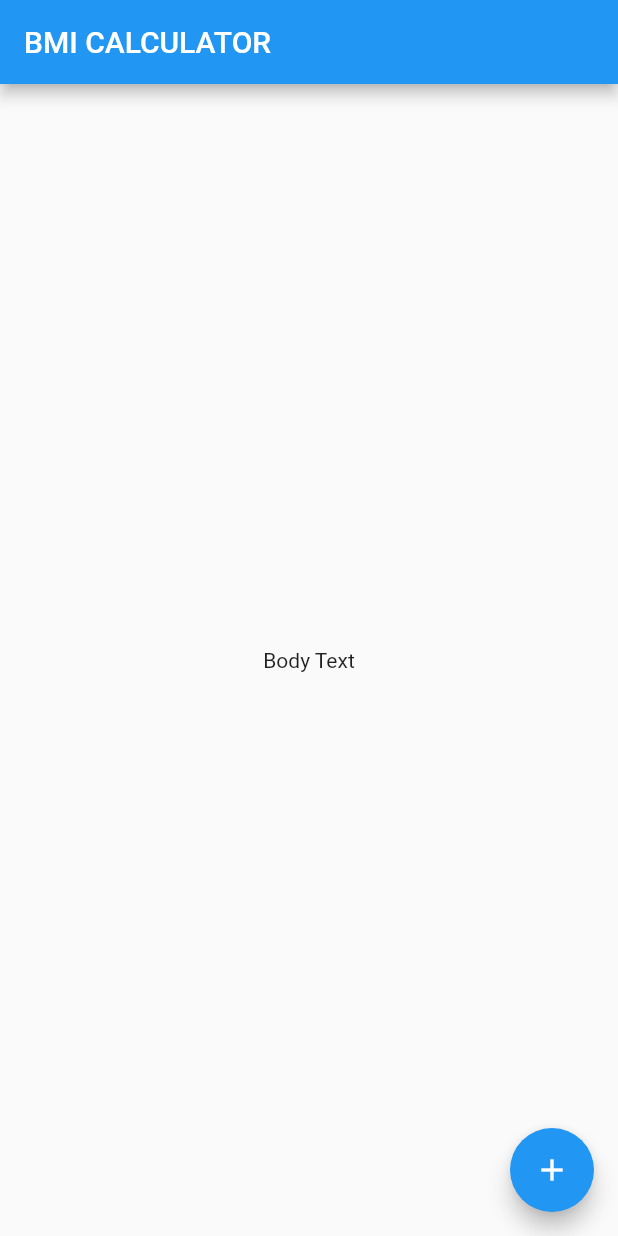
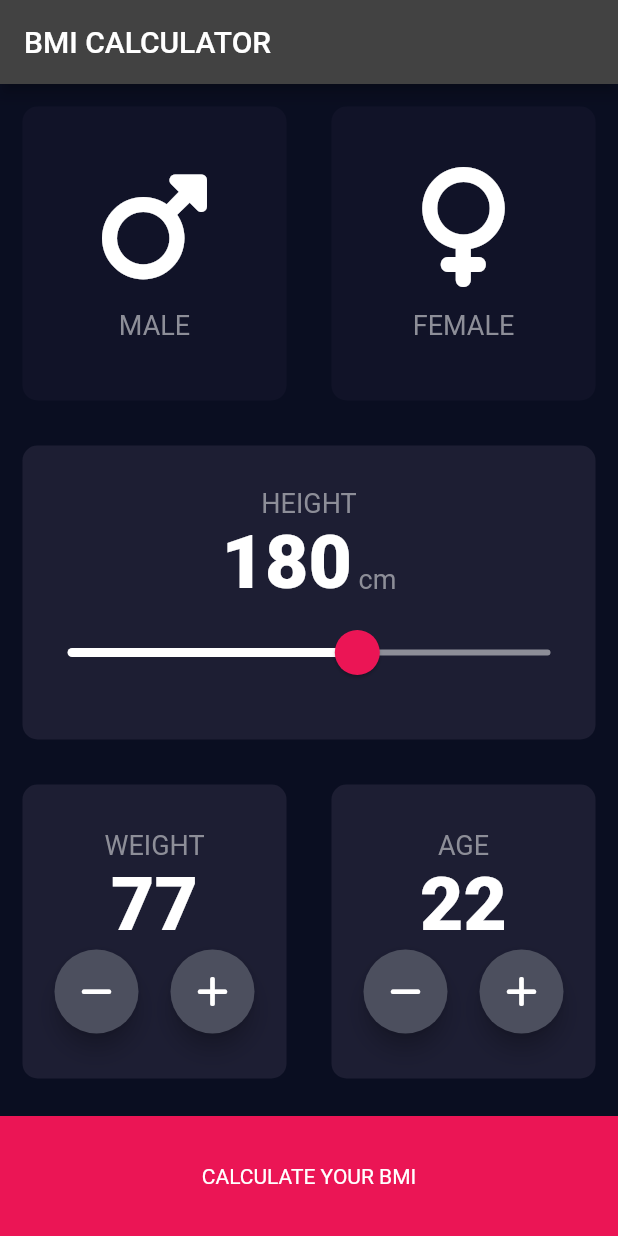
Before and after one commit to dirktay/bmi_calculator, a Flutter app: the screen it shows after launch, on a phone screen of 412 x 824 dp. Run offline on Flutter 3.47's test engine with Material 2 defaults, Android fonts, the phone set to English and light mode, and no system bars; our stand-ins replace font_awesome_flutter.

Commit message:
First page (Input page) complete.

```diff
--- /dev/null
+++ b/lib/constants.dart
@@ -0,0 +1,33 @@
+import 'package:flutter/material.dart';
+
+const kTextColor = Color(0xFF8D8E98);
+const kActiveCardColor = Color(0xFF1D1E33); //myColors[MyColors.primary];
+const kInActiveCardColor = Color(0xFF111328);
+const kBottomContainerColor = Color(0xFFEB1555);
+const kBottomContainerHeight = 80.0;
+
+const kActiveSliderColor = kBottomContainerColor;
+const kOverlaySliderColor = Color(0x29EB1555);
+const kInactiveSliderColor = kTextColor;
+const kIncrementActionColor = Color(0xFF4C4F5E);
+
+const kLabelTextStyle = TextStyle(
+  fontSize: 18.0,
+  color: kTextColor,
+);
+const kLargeLabelTextStyle = TextStyle(
+  fontSize: 50.0,
+  fontWeight: FontWeight.w900,
+  // color: Color(0xFF8D8E98),
+);
+
+// enum MyColors {
+//   primary,
+//   secondary,
+//   bottom,
+// }
+// const myColors = {
+//   MyColors.primary: Color(0xFF1D1E33),
+//   MyColors.secondary: Color(0xFF111328),
+//   MyColors.bottom: Color(0xFFEB1555),
+// };
--- /dev/null
+++ b/lib/icon_content.dart
@@ -0,0 +1,27 @@
+import 'package:flutter/material.dart';
+
+import 'constants.dart';
+
+class IconContent extends StatelessWidget {
+  const IconContent({super.key, required this.icon, required this.label});
+  final IconData icon;
+  final String label;
+
+  @override
+  Widget build(BuildContext context) {
+    return Column(
+      mainAxisAlignment: MainAxisAlignment.center,
+      children: [
+        Icon(
+          icon,
+          size: 80.0,
+        ),
+        const SizedBox(height: 15.0),
+        Text(
+          label,
+          style: kLabelTextStyle,
+        ),
+      ],
+    );
+  }
+}
--- /dev/null
+++ b/lib/input_page.dart
@@ -0,0 +1,272 @@
+import 'package:flutter/material.dart';
+import 'package:font_awesome_flutter/font_awesome_flutter.dart';
+
+import 'constants.dart';
+import 'reusable_card.dart';
+import 'icon_content.dart';
+
+enum Gender {
+  male,
+  female,
+  other,
+}
+
+class InputPage extends StatefulWidget {
+  const InputPage({super.key});
+
+  @override
+  _InputPageState createState() => _InputPageState();
+}
+
+class _InputPageState extends State<InputPage> {
+  Gender? selectedGender;
+  int height = 180;
+  int weight = 77;
+  int age = 22;
+
+  @override
+  Widget build(BuildContext context) {
+    return Scaffold(
+      appBar: AppBar(
+        title: const Text('BMI CALCULATOR'),
+      ),
+      body: Column(
+        mainAxisSize: MainAxisSize.max,
+        // mainAxisAlignment: MainAxisAlignment.spaceEvenly,
+        children: [
+          Expanded(
+            child: Row(
+              mainAxisAlignment: MainAxisAlignment.spaceEvenly,
+              crossAxisAlignment: CrossAxisAlignment.stretch,
+              children: [
+                Expanded(
+                  child: ReusableCard(
+                    colour: selectedGender == Gender.male
+                        ? kActiveCardColor
+                        : kInActiveCardColor,
+                    cardChild: const IconContent(
+                      icon: FontAwesomeIcons.mars,
+                      label: 'MALE',
+                    ),
+                    onPress: () {
+                      setState(() {
+                        selectedGender = Gender.male;
+                      });
+                    },
+                  ),
+                ),
+                Expanded(
+                  child: ReusableCard(
+                    colour: selectedGender == Gender.female
+                        ? kActiveCardColor
+                        : kInActiveCardColor,
+                    cardChild: const IconContent(
+                      icon: FontAwesomeIcons.venus,
+                      label: 'FEMALE',
+                    ),
+                    onPress: () {
+                      setState(() {
+                        selectedGender = Gender.female;
+                      });
+                    },
+                  ),
+                ),
+              ],
+            ),
+          ),
+          Expanded(
+            child: Row(
+              crossAxisAlignment: CrossAxisAlignment.stretch,
+              children: [
+                Expanded(
+                  child: ReusableCard(
+                    colour: kActiveCardColor,
+                    cardChild: Column(
+                      mainAxisAlignment: MainAxisAlignment.center,
+                      children: [
+                        const Text('HEIGHT', style: kLabelTextStyle),
+                        Row(
+                          mainAxisAlignment: MainAxisAlignment.center,
+                          crossAxisAlignment: CrossAxisAlignment.baseline,
+                          textBaseline: TextBaseline.alphabetic,
+                          children: [
+                            Text(
+                              height.toString(),
+                              style: kLargeLabelTextStyle,
+                            ),
+                            const Text(' cm', style: kLabelTextStyle),
+                          ],
+                        ),
+                        SliderTheme(
+                          data: SliderTheme.of(context).copyWith(
+                            activeTrackColor:
+                                Colors.white, // kActiveSliderColor,
+                            thumbColor: kActiveSliderColor,
+                            thumbShape: const RoundSliderThumbShape(
+                                enabledThumbRadius: 15.0),
+                            overlayColor:
+                                kOverlaySliderColor, // Colors.white24,
+                            overlayShape: const RoundSliderOverlayShape(
+                              overlayRadius: 30.0,
+                            ),
+                          ),
+                          child: Slider(
+                            value: height.toDouble(),
+                            min: 120,
+                            max: 220,
+                            inactiveColor: kInactiveSliderColor,
+                            onChanged: (double newValue) {
+                              setState(() {
+                                height = newValue.round();
+                              });
+                            },
+                          ),
+                        ),
+                      ],
+                    ),
+                  ),
+                ),
+              ],
+            ),
+          ),
+          Expanded(
+            child: Row(
+              crossAxisAlignment: CrossAxisAlignment.stretch,
+              children: [
+                Expanded(
+                  child: ReusableCard(
+                    colour: kActiveCardColor,
+                    cardChild: Column(
+                      mainAxisAlignment: MainAxisAlignment.center,
+                      children: [
+                        const Text('WEIGHT', style: kLabelTextStyle),
+                        Text(
+                          weight.toString(),
+                          style: kLargeLabelTextStyle,
+                        ),
+                        Row(
+                          mainAxisAlignment: MainAxisAlignment.spaceEvenly,
+                          crossAxisAlignment: CrossAxisAlignment.center,
+                          children: [
+                            RoundIconButton(
+                              onPressed: () {
+                                setState(() {
+                                  weight--;
+                                });
+                              },
+                              onLongPress: () {
+                                setState(() {
+                                  weight -= 5;
+                                });
+                              },
+                              icon: FontAwesomeIcons.minus,
+                            ),
+                            RoundIconButton(
+                              onPressed: () {
+                                setState(() {
+                                  weight++;
+                                });
+                              },
+                              onLongPress: () {
+                                setState(() {
+                                  weight -= 5;
+                                });
+                              },
+                              icon: FontAwesomeIcons.plus,
+                            ),
+                          ],
+                        ),
+                      ],
+                    ),
+                  ),
+                ),
+                Expanded(
+                  child: ReusableCard(
+                    colour: kActiveCardColor,
+                    cardChild: Column(
+                      mainAxisAlignment: MainAxisAlignment.center,
+                      children: [
+                        const Text('AGE', style: kLabelTextStyle),
+                        Text(
+                          age.toString(),
+                          style: kLargeLabelTextStyle,
+                        ),
+                        Row(
+                          mainAxisAlignment: MainAxisAlignment.spaceEvenly,
+                          crossAxisAlignment: CrossAxisAlignment.center,
+                          children: [
+                            RoundIconButton(
+                              onPressed: () {
+                                setState(() {
+                                  age--;
+                                });
+                              },
+                              onLongPress: () {
+                                setState(() {
+                                  age -= 5;
+                                });
+                              },
+                              icon: FontAwesomeIcons.minus,
+                            ),
+                            RoundIconButton(
+                              onPressed: () {
+                                setState(() {
+                                  age++;
+                                });
+                              },
+                              onLongPress: () {
+                                setState(() {
+                                  age += 5;
+                                });
+                              },
+                              icon: FontAwesomeIcons.plus,
+                            ),
+                          ],
+                        ),
+                      ],
+                    ),
+                  ),
+                ),
+              ],
+            ),
+          ),
+          Container(
+            color: kBottomContainerColor,
+            margin: const EdgeInsets.only(top: 10.0),
+            height: kBottomContainerHeight,
+            width: double.infinity,
+            child: const Center(child: Text('CALCULATE YOUR BMI')),
+          )
+        ],
+      ),
+    );
+  }
+}
+
+class RoundIconButton extends StatelessWidget {
+  const RoundIconButton({
+    Key? key,
+    required this.icon,
+    required this.onPressed,
+    this.onLongPress,
+  }) : super(key: key);
+  final IconData icon;
+  final void Function()? onPressed;
+  final void Function()? onLongPress;
+
+  @override
+  Widget build(BuildContext context) {
+    return RawMaterialButton(
+      shape: const CircleBorder(),
+      fillColor: kIncrementActionColor,
+      constraints: const BoxConstraints.tightFor(
+        width: 56.0,
+        height: 56.0,
+      ),
+      elevation: 6.0,
+      onPressed: onPressed,
+      onLongPress: onLongPress,
+      child: Icon(icon),
+    );
+  }
+}
--- a/lib/main.dart
+++ b/lib/main.dart
@@ -1,4 +1,6 @@
 import 'package:flutter/material.dart';
+
+import 'input_page.dart';
 
 void main() => runApp(const BMICalculator());
 
@@ -7,33 +9,16 @@ class BMICalculator extends StatelessWidget {
 
   @override
   Widget build(BuildContext context) {
-    return const MaterialApp(
+    return MaterialApp(
+      theme: ThemeData.dark().copyWith(
+        primaryColor: const Color(0xFF0A0E21),
+        // colorSchemeSeed: const Color(0xFF0A0E21),
+        scaffoldBackgroundColor: const Color(0xFF0A0E21),
+        // textTheme: const TextTheme(
+        //   bodyLarge: TextStyle(color: Color(0xFFFFFFFF)),
+        // ),
+      ),
       home: InputPage(),
     );
   }
 }
-
-class InputPage extends StatefulWidget {
-  const InputPage({super.key});
-
-  @override
-  _InputPageState createState() => _InputPageState();
-}
-
-class _InputPageState extends State<InputPage> {
-  @override
-  Widget build(BuildContext context) {
-    return Scaffold(
-      appBar: AppBar(
-        title: const Text('BMI CALCULATOR'),
-      ),
-      body: const Center(
-        child: Text('Body Text'),
-      ),
-      floatingActionButton: FloatingActionButton(
-        onPressed: () {},
-        child: const Icon(Icons.add),
-      ),
-    );
-  }
-}
--- /dev/null
+++ b/lib/reusable_card.dart
@@ -0,0 +1,24 @@
+import 'package:flutter/material.dart';
+
+class ReusableCard extends StatelessWidget {
+  const ReusableCard(
+      {super.key, required this.colour, this.cardChild, this.onPress});
+  final Color colour;
+  final Widget? cardChild;
+  final void Function()? onPress;
+
+  @override
+  Widget build(BuildContext context) {
+    return GestureDetector(
+      onTap: onPress,
+      child: Container(
+        margin: const EdgeInsets.all(15.0),
+        decoration: BoxDecoration(
+          color: colour,
+          borderRadius: BorderRadius.circular(10.0),
+        ),
+        child: cardChild,
+      ),
+    );
+  }
+}
--- a/pubspec.yaml
+++ b/pubspec.yaml
@@ -11,6 +11,7 @@ dependencies:
   flutter:
     sdk: flutter
   cupertino_icons: ^1.0.5
+  font_awesome_flutter: ^10.4.0
 
 dev_dependencies:
   flutter_test:
```
Also changed, not shown: pubspec.lock.
